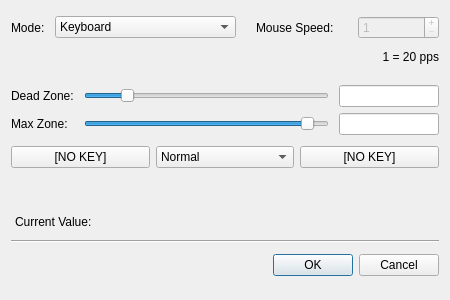
Before: the Qt Designer form axiseditdialog.ui in AntiMicroX/antimicrox, drawn with Qt 5.
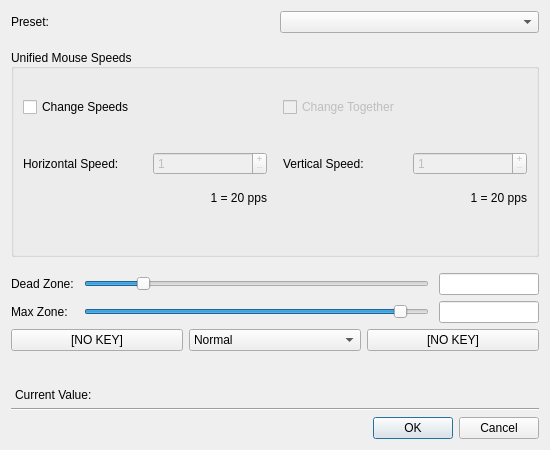
After: the same form once the commit is applied. Custom widgets are drawn as their Qt base class.

Commit message: Multiple slot support for buttons. Abstraction of axes. GUI updates. Update to XML schema.

```diff
--- a/axiseditdialog.ui
+++ b/axiseditdialog.ui
@@ -6,26 +6,26 @@
    <rect>
     <x>0</x>
     <y>0</y>
-    <width>450</width>
-    <height>300</height>
+    <width>550</width>
+    <height>450</height>
    </rect>
   </property>
   <property name="sizePolicy">
-   <sizepolicy hsizetype="Fixed" vsizetype="Fixed">
+   <sizepolicy hsizetype="Preferred" vsizetype="Preferred">
     <horstretch>0</horstretch>
     <verstretch>0</verstretch>
    </sizepolicy>
   </property>
   <property name="minimumSize">
    <size>
-    <width>450</width>
-    <height>300</height>
+    <width>550</width>
+    <height>450</height>
    </size>
   </property>
   <property name="maximumSize">
    <size>
-    <width>450</width>
-    <height>300</height>
+    <width>550</width>
+    <height>450</height>
    </size>
   </property>
   <property name="windowTitle">
@@ -37,12 +37,7 @@
   <property name="modal">
    <bool>true</bool>
   </property>
-  <layout class="QVBoxLayout" name="verticalLayout">
-   <item>
-    <layout class="QHBoxLayout" name="horizontalLayout_4">
-     <property name="spacing">
-      <number>20</number>
-     </property>
+  <layout class="QVBoxLayout" name="verticalLayout_4">
      <item>
       <layout class="QHBoxLayout" name="horizontalLayout_2" stretch="0,0">
        <property name="spacing">
@@ -54,7 +49,7 @@
           <number>1</number>
          </property>
          <property name="text">
-          <string>Mode:</string>
+        <string>Preset:</string>
          </property>
         </widget>
        </item>
@@ -67,14 +62,14 @@
           <bool>false</bool>
          </property>
          <property name="maxVisibleItems">
-          <number>5</number>
+        <number>10</number>
          </property>
          <property name="maxCount">
-          <number>5</number>
+        <number>10</number>
          </property>
          <item>
           <property name="text">
-           <string>Keyboard</string>
+         <string/>
           </property>
          </item>
          <item>
@@ -97,24 +92,115 @@
            <string>Mouse (Inverted Vertical)</string>
           </property>
          </item>
+       <item>
+        <property name="text">
+         <string>Arrows: Up | Down</string>
+        </property>
+       </item>
+       <item>
+        <property name="text">
+         <string>Arrows: Left | Right</string>
+        </property>
+       </item>
+       <item>
+        <property name="text">
+         <string>Keys: W | S</string>
+        </property>
+       </item>
+       <item>
+        <property name="text">
+         <string>Keys: A | D</string>
+        </property>
+       </item>
         </widget>
        </item>
       </layout>
      </item>
+   <item>
+    <spacer name="verticalSpacer">
+     <property name="orientation">
+      <enum>Qt::Vertical</enum>
+     </property>
+     <property name="sizeType">
+      <enum>QSizePolicy::Fixed</enum>
+     </property>
+     <property name="sizeHint" stdset="0">
+      <size>
+       <width>20</width>
+       <height>10</height>
+      </size>
+     </property>
+    </spacer>
+   </item>
+   <item>
+    <widget class="QGroupBox" name="groupBox">
+     <property name="title">
+      <string>Unified Mouse Speeds</string>
+     </property>
+     <property name="alignment">
+      <set>Qt::AlignLeading|Qt::AlignLeft|Qt::AlignVCenter</set>
+     </property>
+     <property name="flat">
+      <bool>false</bool>
+     </property>
+     <property name="checkable">
+      <bool>false</bool>
+     </property>
+     <layout class="QVBoxLayout" name="verticalLayout_3">
+      <property name="spacing">
+       <number>16</number>
+      </property>
+      <item>
+       <layout class="QHBoxLayout" name="horizontalLayout_6">
+        <property name="topMargin">
+         <number>0</number>
+        </property>
+        <item>
+         <widget class="QCheckBox" name="changeMouseSpeedsCheckBox">
+          <property name="text">
+           <string>Change Speeds</string>
+          </property>
+         </widget>
+        </item>
+        <item>
+         <widget class="QCheckBox" name="changeTogetherCheckBox">
+          <property name="enabled">
+           <bool>false</bool>
+          </property>
+          <property name="text">
+           <string>Change Together</string>
+          </property>
+         </widget>
+        </item>
+       </layout>
+      </item>
+      <item>
+       <layout class="QHBoxLayout" name="horizontalLayout_5">
+        <item>
+         <layout class="QVBoxLayout" name="verticalLayout">
+          <property name="spacing">
+           <number>16</number>
+          </property>
      <item>
       <layout class="QHBoxLayout" name="horizontalLayout">
        <item>
         <widget class="QLabel" name="label_2">
          <property name="text">
-          <string>Mouse Speed:</string>
+               <string>Horizontal Speed:</string>
          </property>
         </widget>
        </item>
        <item>
-        <widget class="QSpinBox" name="spinBox">
+             <widget class="QSpinBox" name="horizontalSpinBox">
          <property name="enabled">
           <bool>false</bool>
          </property>
+              <property name="minimumSize">
+               <size>
+                <width>0</width>
+                <height>20</height>
+               </size>
+              </property>
          <property name="wrapping">
           <bool>false</bool>
          </property>
@@ -128,16 +214,88 @@
           <number>1</number>
          </property>
          <property name="maximum">
-          <number>50</number>
+               <number>200</number>
          </property>
         </widget>
        </item>
       </layout>
      </item>
+          <item>
+           <widget class="QLabel" name="horizontalSpeedLabel">
+            <property name="sizePolicy">
+             <sizepolicy hsizetype="Preferred" vsizetype="Fixed">
+              <horstretch>0</horstretch>
+              <verstretch>0</verstretch>
+             </sizepolicy>
+            </property>
+            <property name="minimumSize">
+             <size>
+              <width>140</width>
+              <height>0</height>
+             </size>
+            </property>
+            <property name="maximumSize">
+             <size>
+              <width>16777215</width>
+              <height>16777215</height>
+             </size>
+            </property>
+            <property name="text">
+             <string>1 = 20 pps</string>
+            </property>
+            <property name="alignment">
+             <set>Qt::AlignRight|Qt::AlignTrailing|Qt::AlignVCenter</set>
+            </property>
+           </widget>
+          </item>
     </layout>
    </item>
    <item>
-    <widget class="QLabel" name="label_5">
+         <layout class="QVBoxLayout" name="verticalLayout_2">
+          <property name="spacing">
+           <number>16</number>
+          </property>
+          <item>
+           <layout class="QHBoxLayout" name="horizontalLayout_4">
+            <item>
+             <widget class="QLabel" name="label_6">
+              <property name="text">
+               <string>Vertical Speed:</string>
+              </property>
+             </widget>
+            </item>
+            <item>
+             <widget class="QSpinBox" name="verticalSpinBox">
+              <property name="enabled">
+               <bool>false</bool>
+              </property>
+              <property name="minimumSize">
+               <size>
+                <width>0</width>
+                <height>20</height>
+               </size>
+              </property>
+              <property name="wrapping">
+               <bool>false</bool>
+              </property>
+              <property name="frame">
+               <bool>true</bool>
+              </property>
+              <property name="buttonSymbols">
+               <enum>QAbstractSpinBox::PlusMinus</enum>
+              </property>
+              <property name="minimum">
+               <number>1</number>
+              </property>
+              <property name="maximum">
+               <number>200</number>
+              </property>
+             </widget>
+            </item>
+           </layout>
+          </item>
+          <item>
+           <widget class="QLabel" name="verticalSpeedLabel">
      <property name="sizePolicy">
       <sizepolicy hsizetype="Preferred" vsizetype="Fixed">
        <horstretch>0</horstretch>
@@ -146,14 +304,14 @@
      </property>
      <property name="minimumSize">
       <size>
-       <width>0</width>
-       <height>14</height>
+              <width>140</width>
+              <height>0</height>
       </size>
      </property>
      <property name="maximumSize">
       <size>
        <width>16777215</width>
-       <height>14</height>
+              <height>16777215</height>
       </size>
      </property>
      <property name="text">
@@ -162,6 +320,29 @@
      <property name="alignment">
       <set>Qt::AlignRight|Qt::AlignTrailing|Qt::AlignVCenter</set>
      </property>
+           </widget>
+          </item>
+         </layout>
+        </item>
+       </layout>
+      </item>
+      <item>
+       <spacer name="verticalSpacer_2">
+        <property name="orientation">
+         <enum>Qt::Vertical</enum>
+        </property>
+        <property name="sizeType">
+         <enum>QSizePolicy::Fixed</enum>
+        </property>
+        <property name="sizeHint" stdset="0">
+         <size>
+          <width>20</width>
+          <height>20</height>
+         </size>
+        </property>
+       </spacer>
+      </item>
+     </layout>
     </widget>
    </item>
    <item>
@@ -321,7 +502,7 @@
    <item>
     <layout class="QHBoxLayout" name="horizontalLayout_3">
      <item>
-      <widget class="KeyGrabberButton" name="pushButton">
+      <widget class="QPushButton" name="pushButton">
        <property name="text">
         <string>[NO KEY]</string>
        </property>
@@ -356,7 +537,7 @@
       </widget>
      </item>
      <item>
-      <widget class="KeyGrabberButton" name="pushButton_2">
+      <widget class="QPushButton" name="pushButton_2">
        <property name="text">
         <string>[NO KEY]</string>
        </property>
@@ -429,16 +610,12 @@
   <zorder>buttonBox</zorder>
   <zorder>line</zorder>
   <zorder></zorder>
-  <zorder>label_5</zorder>
   <zorder>axisstatusBox</zorder>
   <zorder>joyValueLabel</zorder>
+  <zorder>groupBox</zorder>
+  <zorder>verticalSpacer</zorder>
  </widget>
  <customwidgets>
-  <customwidget>
-   <class>KeyGrabberButton</class>
-   <extends>QPushButton</extends>
-   <header>keygrabberbutton.h</header>
-  </customwidget>
   <customwidget>
    <class>AxisValueBox</class>
    <extends>QWidget</extends>
```
Lines whose indentation alone changed are shown as unchanged. The commit also changes 43 other files.
